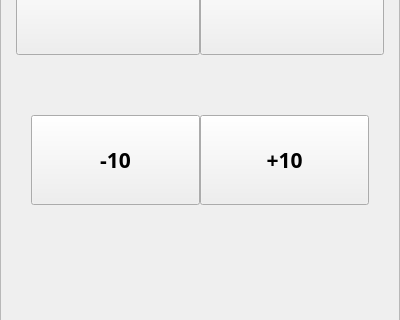
Before: the Qt Designer form ui/brightness_btn.ui in packetsss/Image-Editor, drawn with Qt 5; both pictures show x 0 to 400 and y 275 to 595 of the 400 by 720 pixel window.
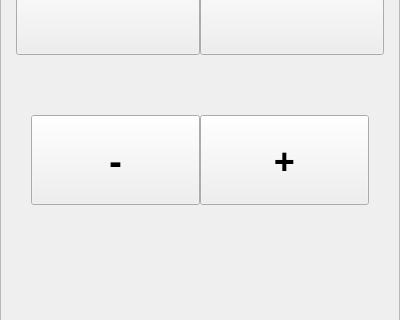
After: the same form once the commit is applied.

The edit to the form file:
```diff
--- a/ui/brightness_btn.ui
+++ b/ui/brightness_btn.ui
@@ -172,13 +172,13 @@
             <property name="font">
              <font>
               <family>Neue Haas Grotesk Text Pro</family>
-              <pointsize>16</pointsize>
+              <pointsize>28</pointsize>
               <weight>75</weight>
               <bold>true</bold>
              </font>
             </property>
             <property name="text">
-             <string>-10</string>
+             <string>-</string>
             </property>
            </widget>
           </item>
@@ -193,13 +193,13 @@
             <property name="font">
              <font>
               <family>Neue Haas Grotesk Text Pro</family>
-              <pointsize>16</pointsize>
+              <pointsize>28</pointsize>
               <weight>75</weight>
               <bold>true</bold>
              </font>
             </property>
             <property name="text">
-             <string>+10</string>
+             <string>+</string>
             </property>
            </widget>
           </item>
```
Left out of the diff: 2 changed lines with no effect on the pictures.
